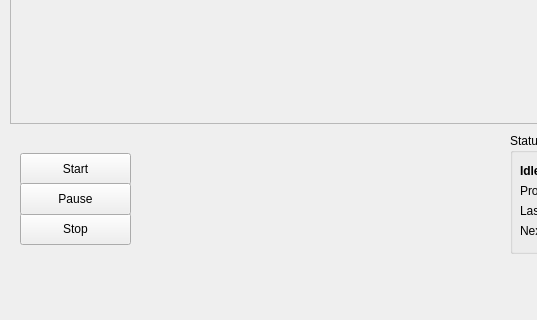
Old version of the form atls/ui/views/mainwindow.ui in the repository swiss-seismological-service/hermes; both pictures show x 0 to 537 and y 285 to 605 of the 877 by 605 pixel window.
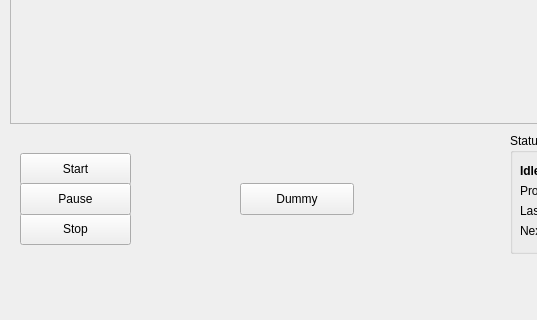
New version of the form. Icons and pictures are not drawn. Custom widgets are drawn as their Qt base class.

Diff of the .ui file:
```diff
--- a/atls/ui/views/mainwindow.ui
+++ b/atls/ui/views/mainwindow.ui
@@ -268,6 +268,19 @@
      <string>Pause</string>
     </property>
    </widget>
+   <widget class="QPushButton" name="dummyButton">
+    <property name="geometry">
+     <rect>
+      <x>240</x>
+      <y>420</y>
+      <width>114</width>
+      <height>32</height>
+     </rect>
+    </property>
+    <property name="text">
+     <string>Dummy</string>
+    </property>
+   </widget>
   </widget>
   <widget class="QMenuBar" name="menuBar">
    <property name="geometry">
```
